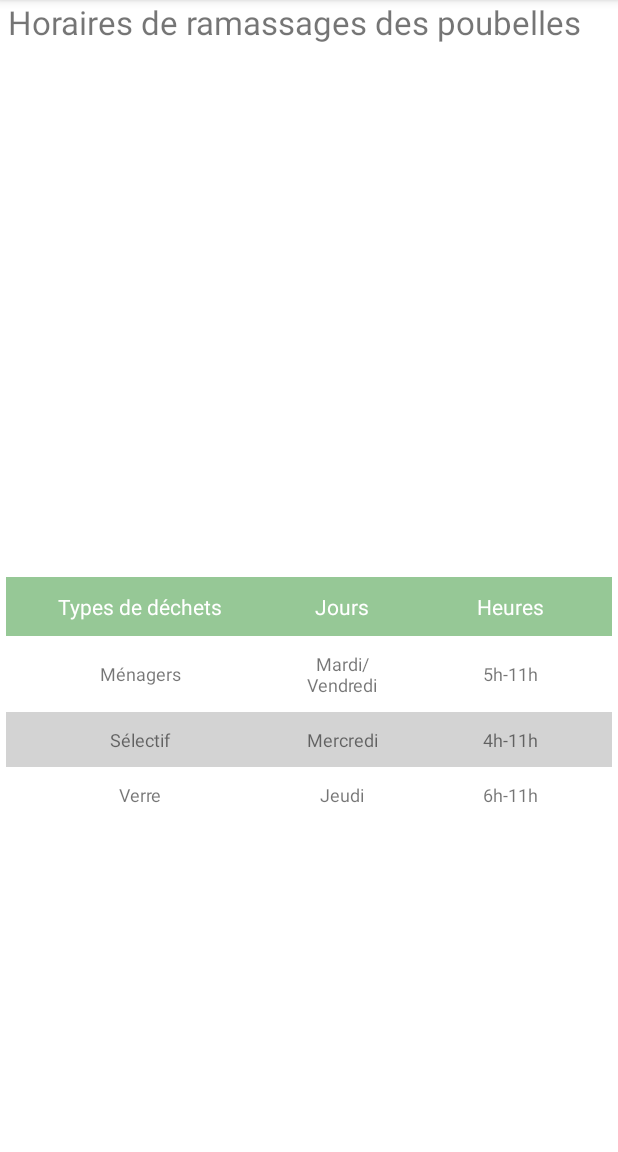
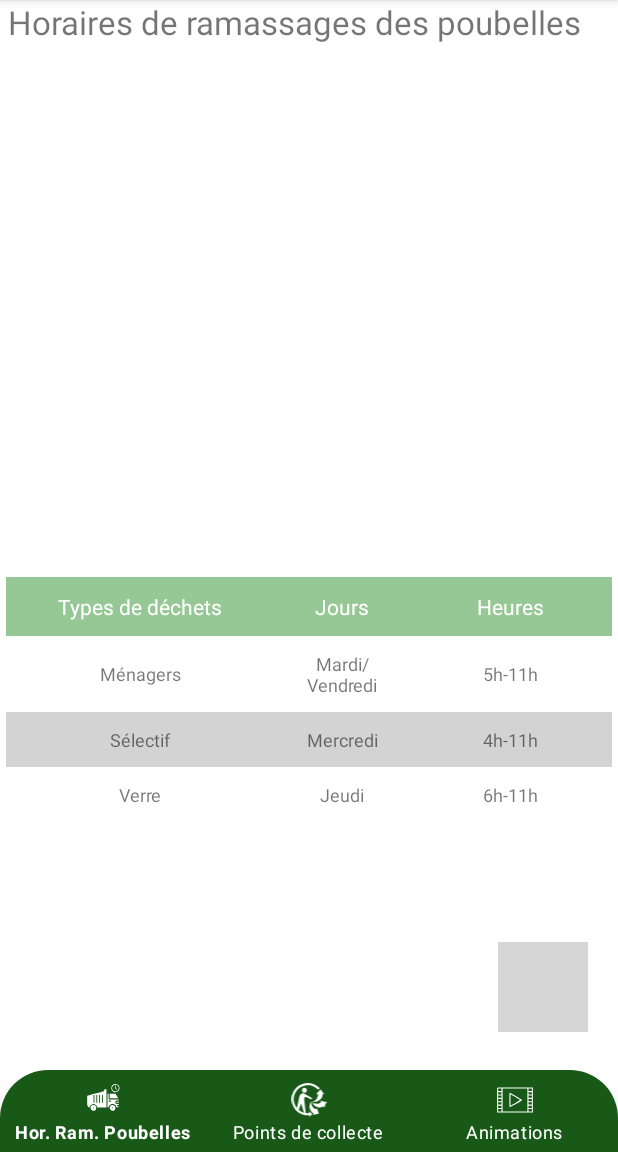
Before and after one commit to Pepapipi/ScanEco, an Android app: the HorRamPoubellesDetailsVille screen opened directly, with no data from a screen before it, on a phone screen of 412 x 824 dp, the part 84-1236 px from its top. Run offline under Robolectric (Android 15) with nearby library versions, the phone set to English and light mode, and no system bars; grey boxes are pictures that could not be loaded.

Commit message:
Ajout barre de nav et bouton sur la page horRamPoubDetails et sur la page rechSansScan avec changement de couleur des cartes

```diff
--- a/app/src/main/java/com/example/scaneco/AccueilRechercheSansScan.java
+++ b/app/src/main/java/com/example/scaneco/AccueilRechercheSansScan.java
@@ -41,12 +41,12 @@ public class AccueilRechercheSansScan extends AppCompatActivity {
         });
     }
 
-    public void ouvrirLeScan()
+    protected void ouvrirLeScan()
     {
         Intent intent = new Intent(this, MainActivity.class);
         startActivity(intent);
     }
-    public void ouvrirHorRamPoubelles()
+    protected void ouvrirHorRamPoubelles()
     {
         Intent intent = new Intent(this, AccueilHorRamPoubelles.class);
         startActivity(intent);
--- a/app/src/main/java/com/example/scaneco/HorRamPoubellesDetailsVille.java
+++ b/app/src/main/java/com/example/scaneco/HorRamPoubellesDetailsVille.java
@@ -2,11 +2,16 @@ package com.example.scaneco;
 
 import androidx.appcompat.app.AppCompatActivity;
 
+import android.content.Intent;
 import android.os.Bundle;
+import android.view.View;
+import android.widget.ImageButton;
 import android.widget.TextView;
 
+import com.google.android.material.bottomnavigation.BottomNavigationView;
+
 public class HorRamPoubellesDetailsVille extends AppCompatActivity {
-
+    private ImageButton _boutonRetourScan;
     @Override
     protected void onCreate(Bundle savedInstanceState) {
         super.onCreate(savedInstanceState);
@@ -17,5 +22,36 @@ public class HorRamPoubellesDetailsVille extends AppCompatActivity {
 
         String nomVilleRecuperee= getIntent().getStringExtra("valRecup");
         textView.setText(nomVilleRecuperee);
+
+        BottomNavigationView bottomNavigationView = findViewById(R.id.bottom_navigation);
+
+        bottomNavigationView.setOnItemSelectedListener(item ->{
+            switch (item.getItemId()){
+                case R.id.accueilHorRamPoubelles:
+                    ouvrirHorRamPoubelles();
+                    break;
+
+            }
+            return true;
+        });
+
+        _boutonRetourScan = findViewById(R.id.boutonRetourScan);
+        _boutonRetourScan.setOnClickListener(new View.OnClickListener(){
+            public void onClick(View v)
+            {
+                ouvrirLeScan();
+            }
+        });
+    }
+
+    public void ouvrirLeScan()
+    {
+        Intent intent = new Intent(this, MainActivity.class);
+        startActivity(intent);
+    }
+    public void ouvrirHorRamPoubelles()
+    {
+        Intent intent = new Intent(this, AccueilHorRamPoubelles.class);
+        startActivity(intent);
     }
 }
--- a/app/src/main/res/layout/activity_hor_ram_poubelles_details_ville.xml
+++ b/app/src/main/res/layout/activity_hor_ram_poubelles_details_ville.xml
@@ -167,7 +167,30 @@
                 android:textSize="12sp" />
 
         </TableRow>
+    </TableLayout>
+    <com.google.android.material.bottomnavigation.BottomNavigationView
+        android:id="@+id/bottom_navigation"
+        android:layout_width="wrap_content"
+        android:layout_height="wrap_content"
+        android:layout_alignParentBottom="true"
+        android:layout_marginBottom="-1dp"
+        android:background="@drawable/bordure_arrondie"
 
+        android:elevation="7dp"
+        app:itemIconTint="@color/white"
+        app:itemTextColor="#ffffff"
+        app:menu="@menu/barre_de_menu" />
 
-    </TableLayout>
+    <ImageButton
+        android:id="@+id/boutonRetourScan"
+        android:layout_width="60dp"
+        android:layout_height="60dp"
+
+        android:layout_alignParentEnd="true"
+        android:layout_alignParentBottom="true"
+        android:layout_marginEnd="20dp"
+        android:layout_marginBottom="80dp"
+        android:background="@drawable/btn_rond_vert"
+
+        android:src="@drawable/ic_code_scanner_auto_focus_on" />
 </RelativeLayout>
```
Also changed, not shown: app/src/main/res/layout/activity_accueil_recherche_sans_scan.xml (+12 -0 lines), 1 other file.
